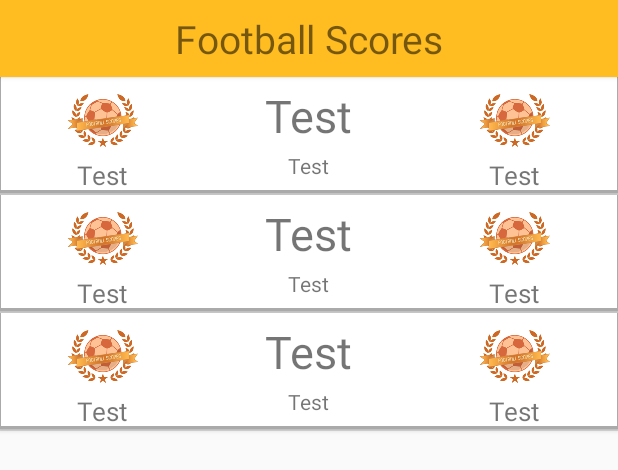
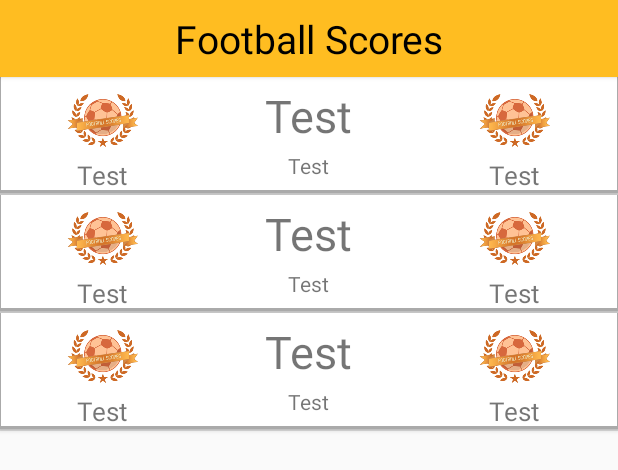
Before and after one commit to ilsedippenaar/Udacity-FootballScores, an Android app: the layout widget_layout.xml on its own in the app's theme, with its tools: preview values and no code run, on a phone screen of 412 x 824 dp. Shown: the top 470 px of the screen. Run offline under Robolectric (Android 15) with nearby library versions, the phone set to English and light mode, and no system bars.

Commit message:
Some small amounts of polish

```diff
--- a/app/src/main/res/layout/detail_fragment.xml
+++ b/app/src/main/res/layout/detail_fragment.xml
@@ -41,7 +41,9 @@
             android:drawableLeft="@android:drawable/ic_menu_share"
             android:drawableStart="@android:drawable/ic_menu_share"
             android:paddingStart="120dp"
+            android:paddingLeft="120dp"
             android:paddingEnd="120dp"
+            android:paddingRight="120dp"
             android:contentDescription="@string/share_button_content_description"/>
     </FrameLayout>
 
--- a/app/src/main/res/layout/widget_layout.xml
+++ b/app/src/main/res/layout/widget_layout.xml
@@ -15,7 +15,8 @@
         android:gravity="center"
         android:padding="8dp"
         android:background="@color/orange08"
-        android:elevation="@dimen/widget_banner_elevation">
+        android:elevation="@dimen/widget_banner_elevation"
+        android:textColor="@android:color/primary_text_light">
     </TextView>
     <FrameLayout
         android:layout_width="match_parent"
```
